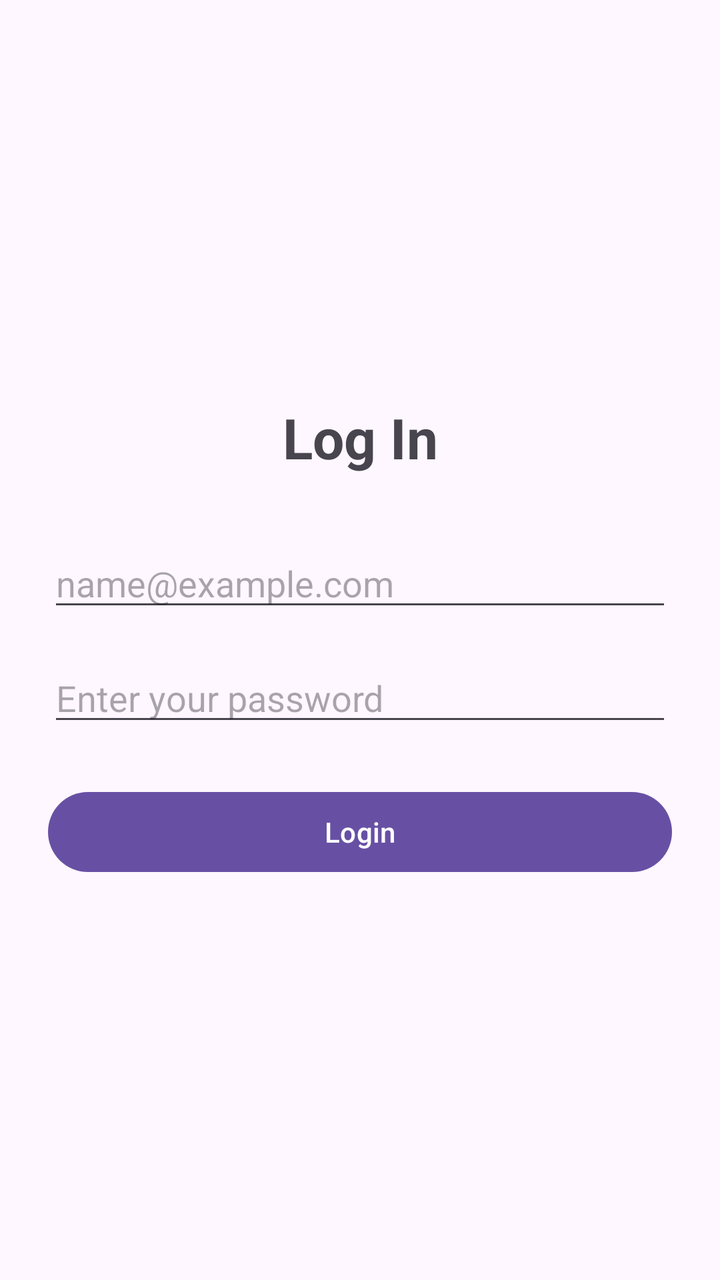
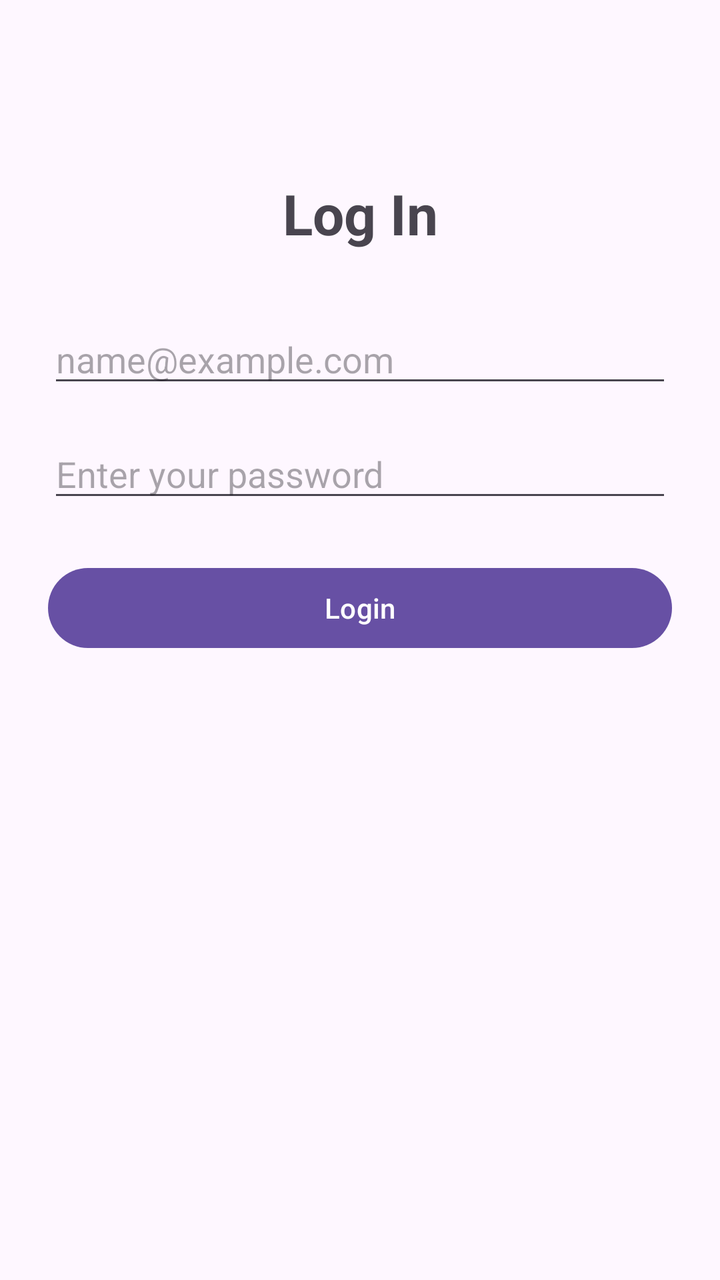

The first picture is an Android layout as it rendered before a commit; the second is the same layout after the commit. The layout source and the unified diff follow.
<!-- AndroidManifest.xml: application theme Theme.SkyCapitalCarRentalApplication -->
<!-- res/layout/activity_login.xml -->
<?xml version="1.0" encoding="utf-8"?>
<androidx.constraintlayout.widget.ConstraintLayout xmlns:android="http://schemas.android.com/apk/res/android"
    xmlns:app="http://schemas.android.com/apk/res-auto"
    xmlns:tools="http://schemas.android.com/tools"
    android:id="@+id/main"
    android:layout_width="match_parent"
    android:layout_height="match_parent"
    android:layout_gravity="center"
    android:orientation="vertical"
    android:padding="24dp"
    tools:context=".LoginActivity">


    <TextView
        android:id="@+id/textView"
        android:layout_width="wrap_content"
        android:layout_height="wrap_content"
        android:text="@string/log_in"
        android:textSize="28sp"
        android:textStyle="bold"
        app:layout_constraintTop_toTopOf="parent"
        app:layout_constraintBottom_toTopOf="@id/editTextEmailAddress"
        app:layout_constraintStart_toStartOf="parent"
        app:layout_constraintEnd_toEndOf="parent"
        app:layout_constraintVertical_chainStyle="packed" />

    <EditText
        android:id="@+id/editTextEmailAddress"
        android:layout_width="0dp"
        android:layout_height="wrap_content"
        android:ems="10"
        android:hint="@string/email_hint"
        android:inputType="textEmailAddress"
        android:autofillHints="emailAddress"
        android:layout_marginTop="32dp"
        app:layout_constraintTop_toBottomOf="@+id/textView"
        app:layout_constraintBottom_toTopOf="@+id/editTextPassword"
        app:layout_constraintEnd_toEndOf="parent"
        app:layout_constraintStart_toStartOf="parent" />

    <EditText
        android:id="@+id/editTextPassword"
        android:layout_width="0dp"
        android:layout_height="wrap_content"
        android:ems="10"
        android:hint="@string/password_hint"
        android:inputType="textPassword"
        android:autofillHints="password"
        android:layout_marginTop="16dp"
        app:layout_constraintTop_toBottomOf="@+id/editTextEmailAddress"
        app:layout_constraintBottom_toTopOf="@+id/buttonLogin"
        app:layout_constraintStart_toStartOf="parent"
        app:layout_constraintEnd_toEndOf="parent" />

    <Button
        android:id="@+id/buttonLogin"
        android:layout_width="0dp"
        android:layout_height="wrap_content"
        android:text="@string/login"
        android:layout_marginTop="24dp"
        app:layout_constraintTop_toBottomOf="@+id/editTextPassword"
        app:layout_constraintBottom_toBottomOf="parent"
        app:layout_constraintStart_toStartOf="parent"
        app:layout_constraintEnd_toEndOf="parent" />
</androidx.constraintlayout.widget.ConstraintLayout>
<!-- resources referenced by this layout -->
<resources>
  <string name="email_hint">name@example.com</string>
  <string name="log_in">Log In</string>
  <string name="login">Login</string>
  <string name="password_hint">Enter your password</string>
  <style name="Theme.SkyCapitalCarRentalApplication" parent="Base.Theme.SkyCapitalCarRentalApplication" />
  <style name="Base.Theme.SkyCapitalCarRentalApplication" parent="Theme.Material3.DayNight.NoActionBar">
          
          
      </style>
</resources>

<!-- the commit's change to res/layout/activity_login.xml (unified diff, before → after) -->
@@ -1,15 +1,13 @@
 <?xml version="1.0" encoding="utf-8"?>
-<androidx.constraintlayout.widget.ConstraintLayout xmlns:android="http://schemas.android.com/apk/res/android"
+<androidx.constraintlayout.widget.ConstraintLayout
+    xmlns:android="http://schemas.android.com/apk/res/android"
     xmlns:app="http://schemas.android.com/apk/res-auto"
     xmlns:tools="http://schemas.android.com/tools"
     android:id="@+id/main"
     android:layout_width="match_parent"
     android:layout_height="match_parent"
-    android:layout_gravity="center"
-    android:orientation="vertical"
     android:padding="24dp"
     tools:context=".LoginActivity">
-
 
     <TextView
         android:id="@+id/textView"
@@ -18,11 +16,10 @@
         android:text="@string/log_in"
         android:textSize="28sp"
         android:textStyle="bold"
+        android:layout_marginTop="64dp"
         app:layout_constraintTop_toTopOf="parent"
-        app:layout_constraintBottom_toTopOf="@id/editTextEmailAddress"
         app:layout_constraintStart_toStartOf="parent"
-        app:layout_constraintEnd_toEndOf="parent"
-        app:layout_constraintVertical_chainStyle="packed" />
+        app:layout_constraintEnd_toEndOf="parent" />
 
     <EditText
         android:id="@+id/editTextEmailAddress"
@@ -34,7 +31,6 @@
         android:autofillHints="emailAddress"
         android:layout_marginTop="32dp"
         app:layout_constraintTop_toBottomOf="@+id/textView"
-        app:layout_constraintBottom_toTopOf="@+id/editTextPassword"
         app:layout_constraintEnd_toEndOf="parent"
         app:layout_constraintStart_toStartOf="parent" />
 
@@ -48,7 +44,6 @@
         android:autofillHints="password"
         android:layout_marginTop="16dp"
         app:layout_constraintTop_toBottomOf="@+id/editTextEmailAddress"
-        app:layout_constraintBottom_toTopOf="@+id/buttonLogin"
         app:layout_constraintStart_toStartOf="parent"
         app:layout_constraintEnd_toEndOf="parent" />
 
@@ -59,7 +54,7 @@
         android:text="@string/login"
         android:layout_marginTop="24dp"
         app:layout_constraintTop_toBottomOf="@+id/editTextPassword"
-        app:layout_constraintBottom_toBottomOf="parent"
         app:layout_constraintStart_toStartOf="parent"
         app:layout_constraintEnd_toEndOf="parent" />
+
 </androidx.constraintlayout.widget.ConstraintLayout>
